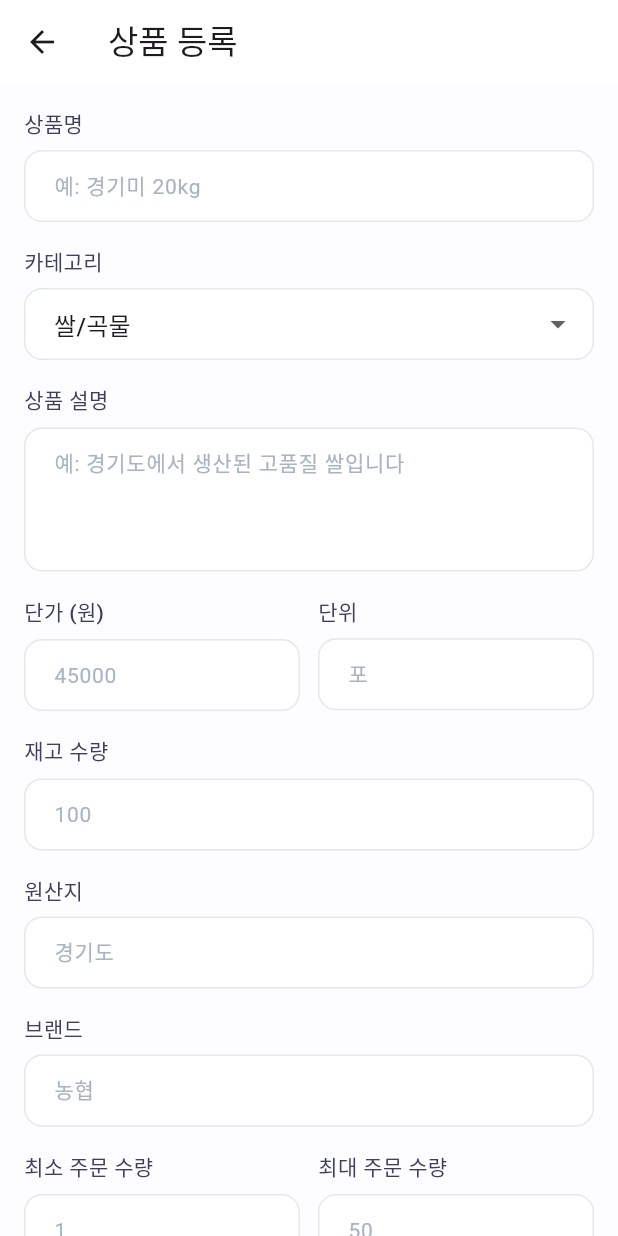
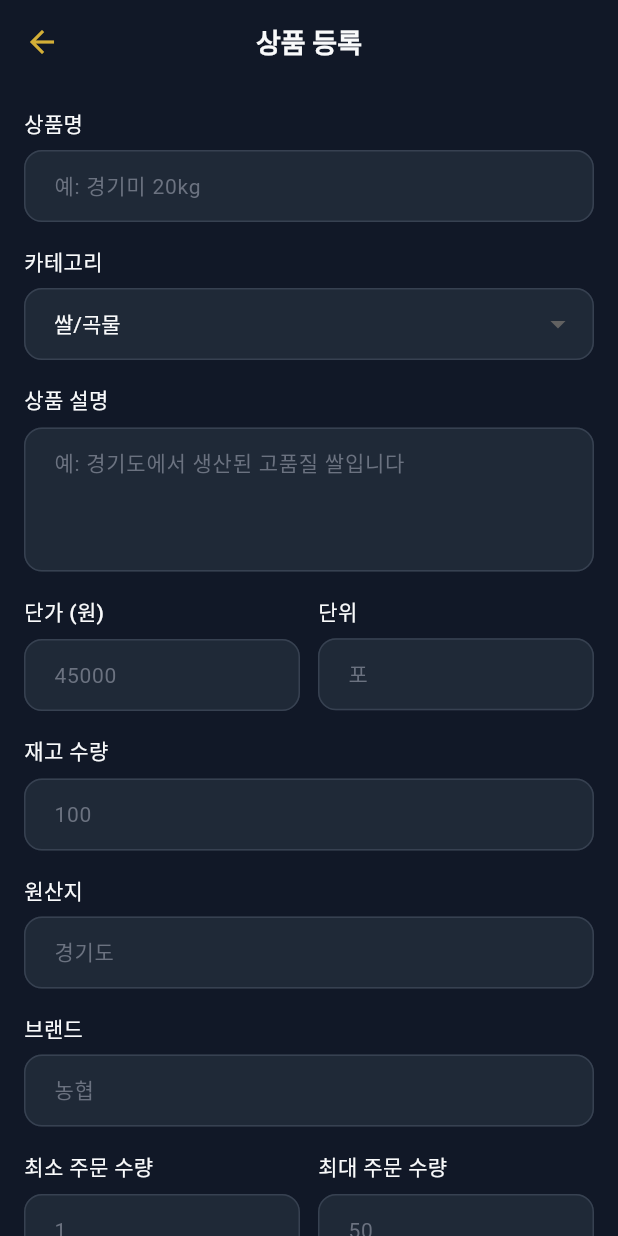
Before and after one commit to huisikkim/freshFlow, a Flutter app: the ProductFormPage screen opened directly, on a phone screen of 412 x 824 dp. Run offline on Flutter 3.47's test engine with Material 3 defaults, Android fonts, the phone set to English and light mode, and no system bars; our stand-ins replace dartz, equatable, shared_preferences, webview_flutter; missing offline and left inert: stomp_dart_client; accounts and stored records are empty; statements that could not run were skipped.

Commit message:
상품 등록화면 디자인 변경

```diff
--- a/lib/presentation/pages/product_form_page.dart
+++ b/lib/presentation/pages/product_form_page.dart
@@ -73,11 +73,20 @@ class _ProductFormPageState extends State<ProductFormPage> {
   @override
   Widget build(BuildContext context) {
     return Scaffold(
-      backgroundColor: const Color(0xFFFDFDFF),
+      backgroundColor: const Color(0xFF111827),
       appBar: AppBar(
-        title: const Text('상품 등록'),
-        backgroundColor: Colors.white,
+        title: const Text(
+          '상품 등록',
+          style: TextStyle(
+            fontSize: 18,
+            fontWeight: FontWeight.w700,
+            color: Color(0xFFF9FAFB),
+          ),
+        ),
+        backgroundColor: const Color(0xFF111827),
         elevation: 0,
+        centerTitle: true,
+        iconTheme: const IconThemeData(color: Color(0xFFD4AF37)),
       ),
       body: Consumer<CatalogProvider>(
         builder: (context, provider, child) {
@@ -202,8 +211,8 @@ class _ProductFormPageState extends State<ProductFormPage> {
                         ? null
                         : _handleSubmit,
                     style: ElevatedButton.styleFrom(
-                      backgroundColor: const Color(0xFF06D6A0),
-                      foregroundColor: Colors.white,
+                      backgroundColor: const Color(0xFFD4AF37),
+                      foregroundColor: Colors.black,
                       padding: const EdgeInsets.symmetric(vertical: 16),
                       shape: RoundedRectangleBorder(
                         borderRadius: BorderRadius.circular(12),
@@ -216,7 +225,7 @@ class _ProductFormPageState extends State<ProductFormPage> {
                             child: CircularProgressIndicator(
                               strokeWidth: 2,
                               valueColor:
-                                  AlwaysStoppedAnimation<Color>(Colors.white),
+                                  AlwaysStoppedAnimation<Color>(Colors.black),
                             ),
                           )
                         : const Text(
@@ -252,7 +261,7 @@ class _ProductFormPageState extends State<ProductFormPage> {
           style: const TextStyle(
             fontSize: 14,
             fontWeight: FontWeight.w500,
-            color: Color(0xFF3D405B),
+            color: Color(0xFFF9FAFB),
           ),
         ),
         const SizedBox(height: 8),
@@ -260,25 +269,34 @@ class _ProductFormPageState extends State<ProductFormPage> {
           controller: controller,
           maxLines: maxLines,
           keyboardType: keyboardType,
+          style: const TextStyle(color: Color(0xFFF9FAFB)),
           decoration: InputDecoration(
             hintText: hint,
             hintStyle: const TextStyle(
-              color: Color(0xFFA9B4C2),
+              color: Color(0xFF6B7280),
               fontSize: 14,
             ),
             filled: true,
-            fillColor: Colors.white,
+            fillColor: const Color(0xFF1F2937),
             border: OutlineInputBorder(
               borderRadius: BorderRadius.circular(12),
-              borderSide: const BorderSide(color: Color(0xFFE5E7EB)),
+              borderSide: const BorderSide(color: Color(0xFF374151)),
             ),
             enabledBorder: OutlineInputBorder(
               borderRadius: BorderRadius.circular(12),
-              borderSide: const BorderSide(color: Color(0xFFE5E7EB)),
+              borderSide: const BorderSide(color: Color(0xFF374151)),
             ),
             focusedBorder: OutlineInputBorder(
               borderRadius: BorderRadius.circular(12),
-              borderSide: const BorderSide(color: Color(0xFF06D6A0), width: 2),
+              borderSide: const BorderSide(color: Color(0xFFD4AF37), width: 2),
+            ),
+            errorBorder: OutlineInputBorder(
+              borderRadius: BorderRadius.circular(12),
+              borderSide: const BorderSide(color: Colors.red),
+            ),
+            focusedErrorBorder: OutlineInputBorder(
+              borderRadius: BorderRadius.circular(12),
+              borderSide: const BorderSide(color: Colors.red, width: 2),
             ),
             contentPadding: const EdgeInsets.symmetric(
               horizontal: 16,
@@ -311,26 +329,28 @@ class _ProductFormPageState extends State<ProductFormPage> {
           style: TextStyle(
             fontSize: 14,
             fontWeight: FontWeight.w500,
-            color: Color(0xFF3D405B),
+            color: Color(0xFFF9FAFB),
           ),
         ),
         const SizedBox(height: 8),
         DropdownButtonFormField<String>(
           value: _selectedCategory,
+          style: const TextStyle(color: Color(0xFFF9FAFB)),
+          dropdownColor: const Color(0xFF1F2937),
           decoration: InputDecoration(
             filled: true,
-            fillColor: Colors.white,
+            fillColor: const Color(0xFF1F2937),
             border: OutlineInputBorder(
               borderRadius: BorderRadius.circular(12),
-              borderSide: const BorderSide(color: Color(0xFFE5E7EB)),
+              borderSide: const BorderSide(color: Color(0xFF374151)),
             ),
             enabledBorder: OutlineInputBorder(
               borderRadius: BorderRadius.circular(12),
-              borderSide: const BorderSide(color: Color(0xFFE5E7EB)),
+              borderSide: const BorderSide(color: Color(0xFF374151)),
             ),
             focusedBorder: OutlineInputBorder(
               borderRadius: BorderRadius.circular(12),
-              borderSide: const BorderSide(color: Color(0xFF06D6A0), width: 2),
+              borderSide: const BorderSide(color: Color(0xFFD4AF37), width: 2),
             ),
             contentPadding: const EdgeInsets.symmetric(
               horizontal: 16,
```
